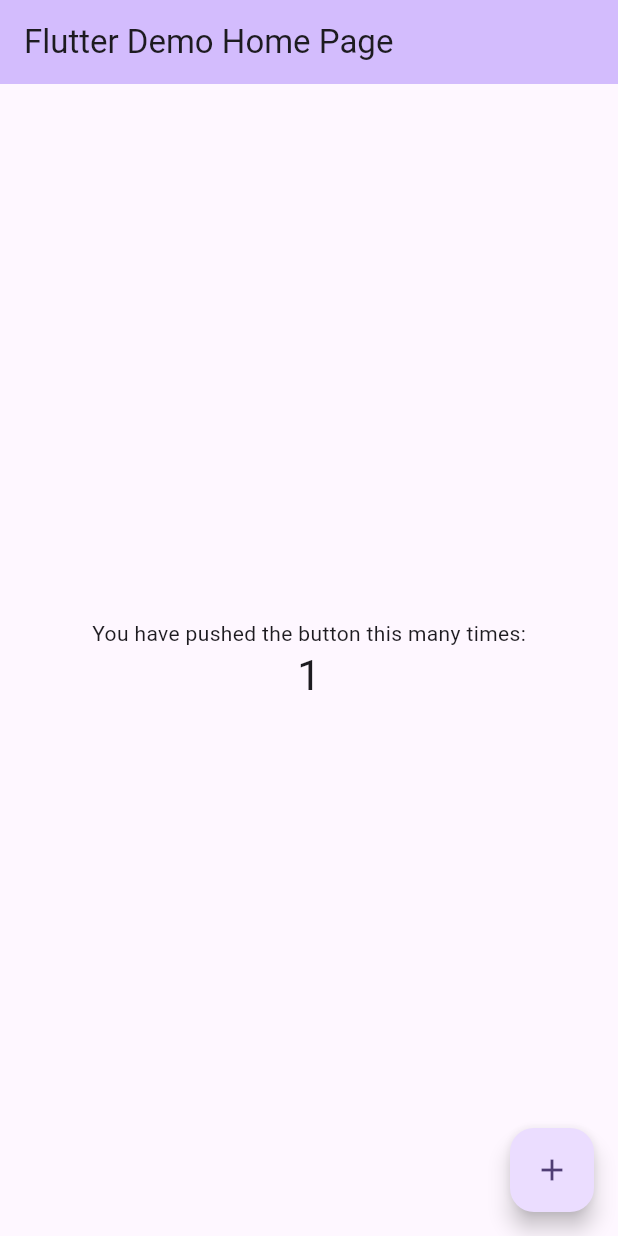
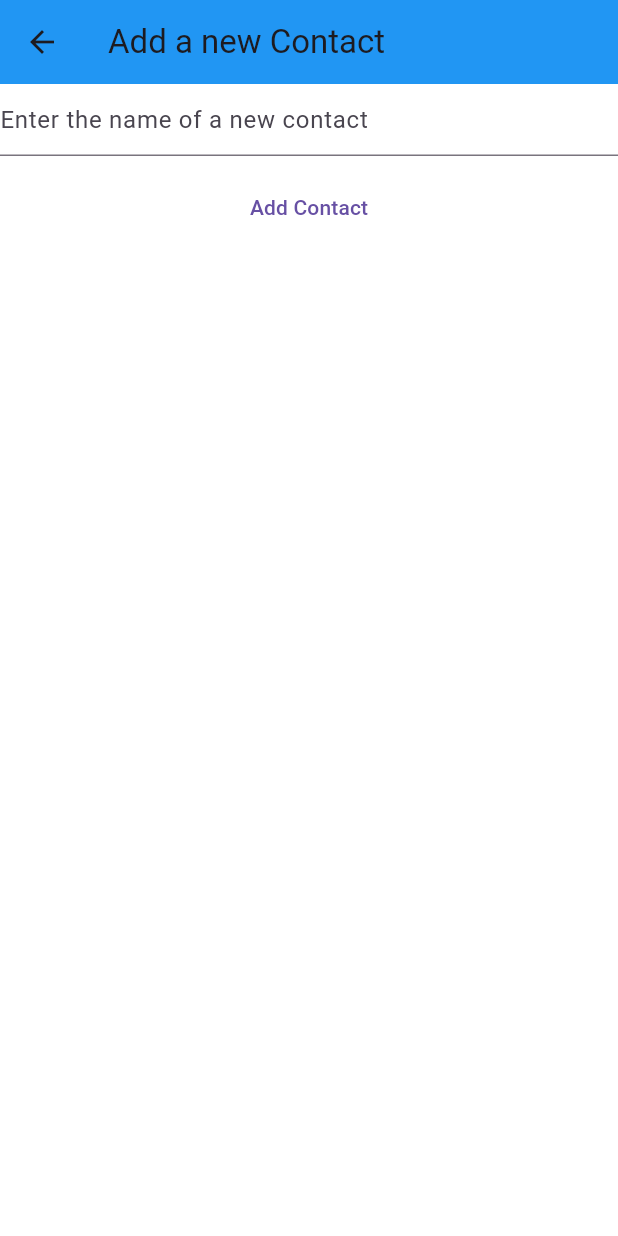
Before and after one commit to Marach8/FlutterStateManagementPracticProject_inherited_widget, a Flutter app: the screen it shows after launch, after a tap on the "add" icon, on a phone screen of 412 x 824 dp. Run offline on Flutter 3.47's test engine with Material 3 defaults, Android fonts, the phone set to English and light mode, and no system bars.

Commit message:
Done with the initial setup

```diff
--- a/inherited_widget_practice/lib/main.dart
+++ b/inherited_widget_practice/lib/main.dart
@@ -1,125 +1,116 @@
 import 'package:flutter/material.dart';
 
-void main() {
+void main(){
   runApp(const MyApp());
 }
+
 
 class MyApp extends StatelessWidget {
   const MyApp({super.key});
 
-  // This widget is the root of your application.
   @override
   Widget build(BuildContext context) {
     return MaterialApp(
-      title: 'Flutter Demo',
-      theme: ThemeData(
-        // This is the theme of your application.
-        //
-        // TRY THIS: Try running your application with "flutter run". You'll see
-        // the application has a purple toolbar. Then, without quitting the app,
-        // try changing the seedColor in the colorScheme below to Colors.green
-        // and then invoke "hot reload" (save your changes or press the "hot
-        // reload" button in a Flutter-supported IDE, or press "r" if you used
-        // the command line to start the app).
-        //
-        // Notice that the counter didn't reset back to zero; the application
-        // state is not lost during the reload. To reset the state, use hot
-        // restart instead.
-        //
-        // This works for code too, not just values: Most code changes can be
-        // tested with just a hot reload.
-        colorScheme: ColorScheme.fromSeed(seedColor: Colors.deepPurple),
-        useMaterial3: true,
-      ),
-      home: const MyHomePage(title: 'Flutter Demo Home Page'),
+      debugShowCheckedModeBanner: false,
+      title: 'Inherited Widget Practice',
+      theme: ThemeData(primarySwatch: Colors.blue),
+      home: const MyHomePage(),
+      routes: {
+        'addcontacts': (context) => const AddContactView(),
+      }
     );
   }
 }
 
-class MyHomePage extends StatefulWidget {
-  const MyHomePage({super.key, required this.title});
 
-  // This widget is the home page of your application. It is stateful, meaning
-  // that it has a State object (defined below) that contains fields that affect
-  // how it looks.
 
-  // This class is the configuration for the state. It holds the values (in this
-  // case the title) provided by the parent (in this case the App widget) and
-  // used by the build method of the State. Fields in a Widget subclass are
-  // always marked "final".
-
-  final String title;
-
-  @override
-  State<MyHomePage> createState() => _MyHomePageState();
+class Contact{
+  final String name;
+  Contact({required this.name});
 }
 
-class _MyHomePageState extends State<MyHomePage> {
-  int _counter = 0;
 
-  void _incrementCounter() {
-    setState(() {
-      // This call to setState tells the Flutter framework that something has
-      // changed in this State, which causes it to rerun the build method below
-      // so that the display can reflect the updated values. If we changed
-      // _counter without calling setState(), then the build method would not be
-      // called again, and so nothing would appear to happen.
-      _counter++;
-    });
-  }
+class ContactBook{
+  ContactBook._sharedInstance();
+  static final ContactBook _shared = ContactBook._sharedInstance();
+  factory ContactBook() => _shared;
+
+  final List<Contact> _contacts = [Contact(name: 'Ajah Emmanuel Nnanna')];
+  int get numberOfContacts => _contacts.length;
+
+  void addContact({required Contact contact}) => _contacts.add(contact);
+  void removeContact({required Contact contact}) => _contacts.remove(contact);
+
+  Contact? getContact({required int index}) => numberOfContacts > index ? _contacts[index] : null;
+}
+
+
+class MyHomePage extends StatelessWidget {
+  const MyHomePage({super.key});
 
   @override
   Widget build(BuildContext context) {
-    // This method is rerun every time setState is called, for instance as done
-    // by the _incrementCounter method above.
-    //
-    // The Flutter framework has been optimized to make rerunning build methods
-    // fast, so that you can just rebuild anything that needs updating rather
-    // than having to individually change instances of widgets.
+    final contactBook = ContactBook();
     return Scaffold(
-      appBar: AppBar(
-        // TRY THIS: Try changing the color here to a specific color (to
-        // Colors.amber, perhaps?) and trigger a hot reload to see the AppBar
-        // change color while the other colors stay the same.
-        backgroundColor: Theme.of(context).colorScheme.inversePrimary,
-        // Here we take the value from the MyHomePage object that was created by
-        // the App.build method, and use it to set our appbar title.
-        title: Text(widget.title),
-      ),
-      body: Center(
-        // Center is a layout widget. It takes a single child and positions it
-        // in the middle of the parent.
-        child: Column(
-          // Column is also a layout widget. It takes a list of children and
-          // arranges them vertically. By default, it sizes itself to fit its
-          // children horizontally, and tries to be as tall as its parent.
-          //
-          // Column has various properties to control how it sizes itself and
-          // how it positions its children. Here we use mainAxisAlignment to
-          // center the children vertically; the main axis here is the vertical
-          // axis because Columns are vertical (the cross axis would be
-          // horizontal).
-          //
-          // TRY THIS: Invoke "debug painting" (choose the "Toggle Debug Paint"
-          // action in the IDE, or press "p" in the console), to see the
-          // wireframe for each widget.
-          mainAxisAlignment: MainAxisAlignment.center,
-          children: <Widget>[
-            const Text(
-              'You have pushed the button this many times:',
-            ),
-            Text(
-              '$_counter',
-              style: Theme.of(context).textTheme.headlineMedium,
-            ),
-          ],
-        ),
+      backgroundColor: Colors.white70,
+      appBar: AppBar(title: const Text('Contacts List Homepage'), backgroundColor: Colors.blue),
+      body: ListView.builder(
+        itemCount: contactBook.numberOfContacts,
+        itemBuilder: (context, index) {
+          final contact = contactBook.getContact(index: index)!;
+          return ListTile(
+            title: Text(contact.name,)
+          );
+        }
       ),
       floatingActionButton: FloatingActionButton(
-        onPressed: _incrementCounter,
-        tooltip: 'Increment',
-        child: const Icon(Icons.add),
-      ), // This trailing comma makes auto-formatting nicer for build methods.
+        backgroundColor: Colors.blue,
+        onPressed: () async{await Navigator.of(context).pushNamed('addcontacts');},
+        child: const Icon(Icons.add,),
+      )
     );
   }
 }
+
+
+class AddContactView extends StatefulWidget {
+  const AddContactView({super.key});
+
+  @override
+  State<AddContactView> createState() => _AddContactViewState();
+}
+
+class _AddContactViewState extends State<AddContactView> {
+
+  late final TextEditingController _controller;
+  final ContactBook contactBook = ContactBook();
+
+  @override
+  void initState(){super.initState(); _controller = TextEditingController();}
+
+  @override
+  void dispose(){_controller.dispose(); super.dispose();}
+
+  @override
+  Widget build(BuildContext context) {
+    return Scaffold(
+      backgroundColor: Colors.white70,
+      appBar: AppBar(title: const Text('Add a new Contact'), backgroundColor: Colors.blue),
+      body: Column(
+        children: [
+          TextField(
+            controller: _controller,
+            decoration: const InputDecoration(
+              hintText: 'Enter the name of a new contact'
+            )
+          ),
+          const SizedBox(height: 10),
+          TextButton(
+            onPressed: (){contactBook.addContact(contact: Contact(name: _controller.text)); Navigator.pop(context);},
+            child: const Text('Add Contact')
+          )
+        ]
+      )
+    );
+  }
+}
```
